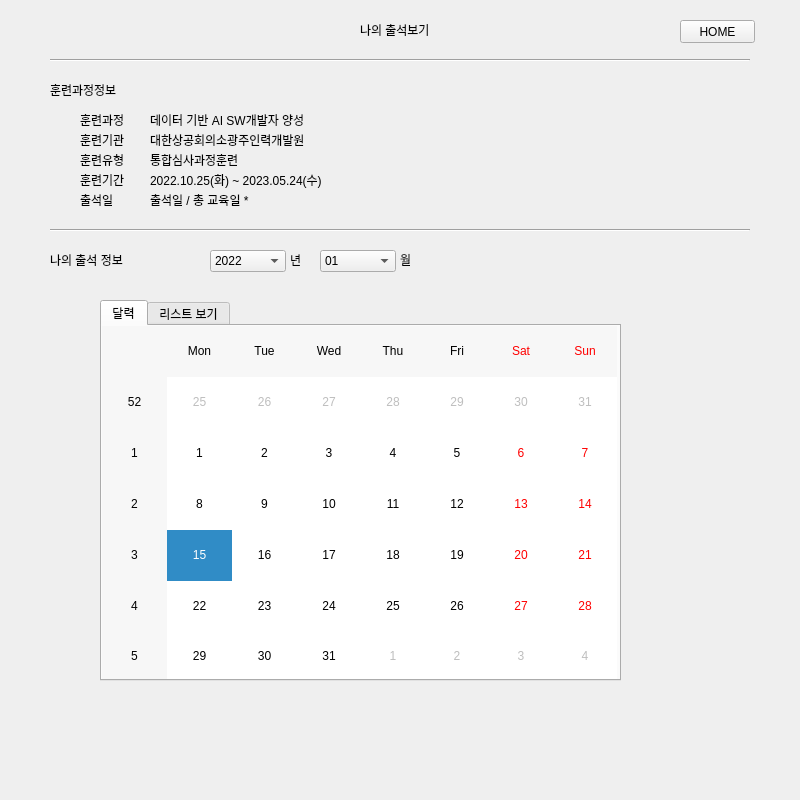
First picture: the form in user.ui, repository jungyeonwoo265/BeaCon, before the edit.
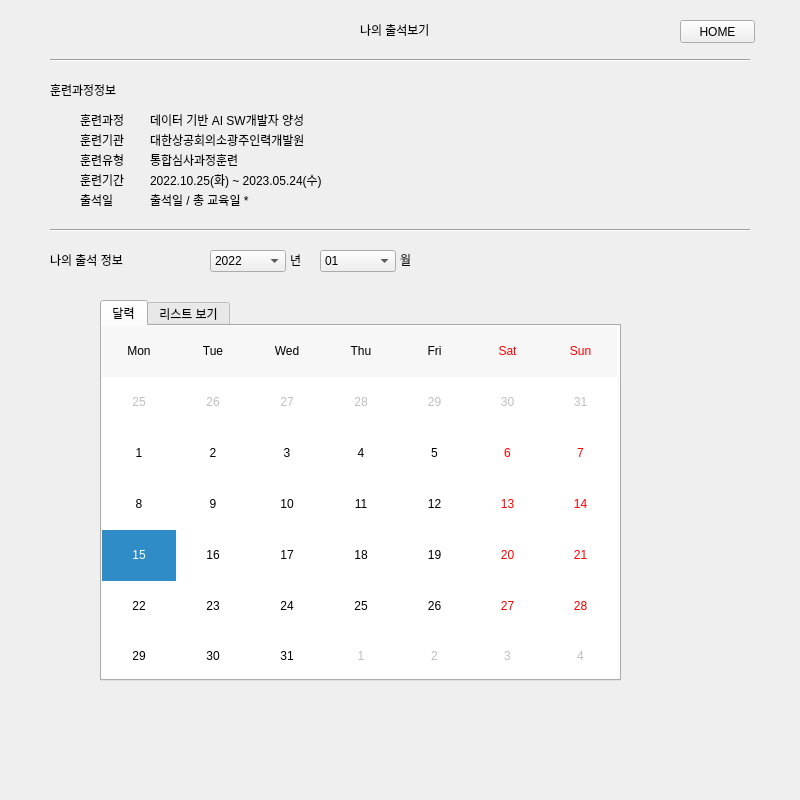
Second picture: the form after the edit. The open tabs and pages were chosen to show the change.

What changed in the file:
```diff
--- a/user.ui
+++ b/user.ui
@@ -1057,6 +1057,9 @@
        <property name="gridVisible">
         <bool>false</bool>
        </property>
+       <property name="verticalHeaderFormat">
+        <enum>QCalendarWidget::NoVerticalHeader</enum>
+       </property>
        <property name="navigationBarVisible">
         <bool>false</bool>
        </property>
```
Left out of the diff: 2 changed lines with no effect on the pictures.
